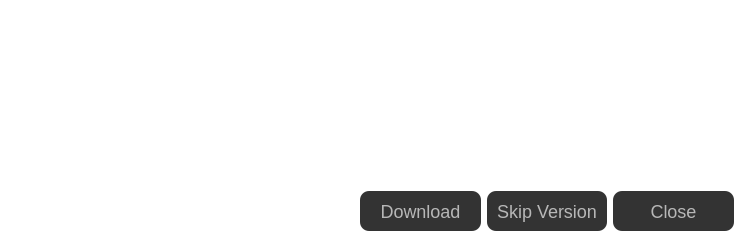
First picture: the form in interface/ui/updateDialog.ui, repository vircadia/vircadia-native-core, before the edit.
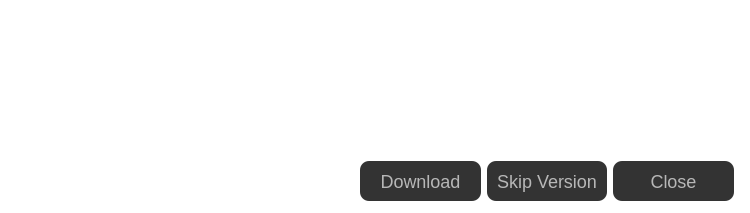
Second picture: the form after the edit.

What changed in the file:
```diff
--- a/interface/ui/updateDialog.ui
+++ b/interface/ui/updateDialog.ui
@@ -10,7 +10,7 @@
     <x>0</x>
     <y>0</y>
     <width>750</width>
-    <height>243</height>
+    <height>213</height>
    </rect>
   </property>
   <property name="cursor">
@@ -28,16 +28,19 @@
      <x>50</x>
      <y>20</y>
      <width>641</width>
-     <height>141</height>
+     <height>111</height>
     </rect>
    </property>
    <property name="font">
     <font>
-     <pointsize>18</pointsize>
-     <weight>50</weight>
-     <bold>false</bold>
+     <family>Arial</family>
+     <pointsize>-1</pointsize>
     </font>
    </property>
+   <property name="styleSheet">
+    <string notr="true">font-family: Arial;
+font-size: 20px;</string>
+   </property>
    <property name="text">
     <string/>
    </property>
@@ -49,7 +52,7 @@
    <property name="geometry">
     <rect>
      <x>360</x>
-     <y>190</y>
+     <y>160</y>
      <width>374</width>
      <height>42</height>
     </rect>
```
